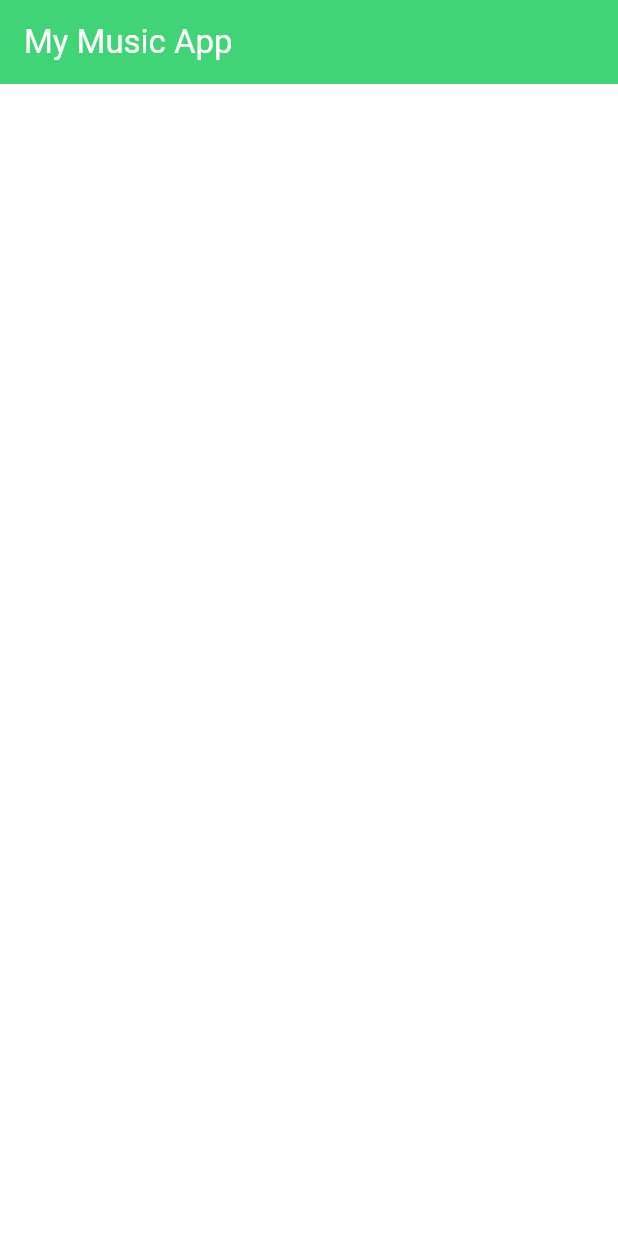
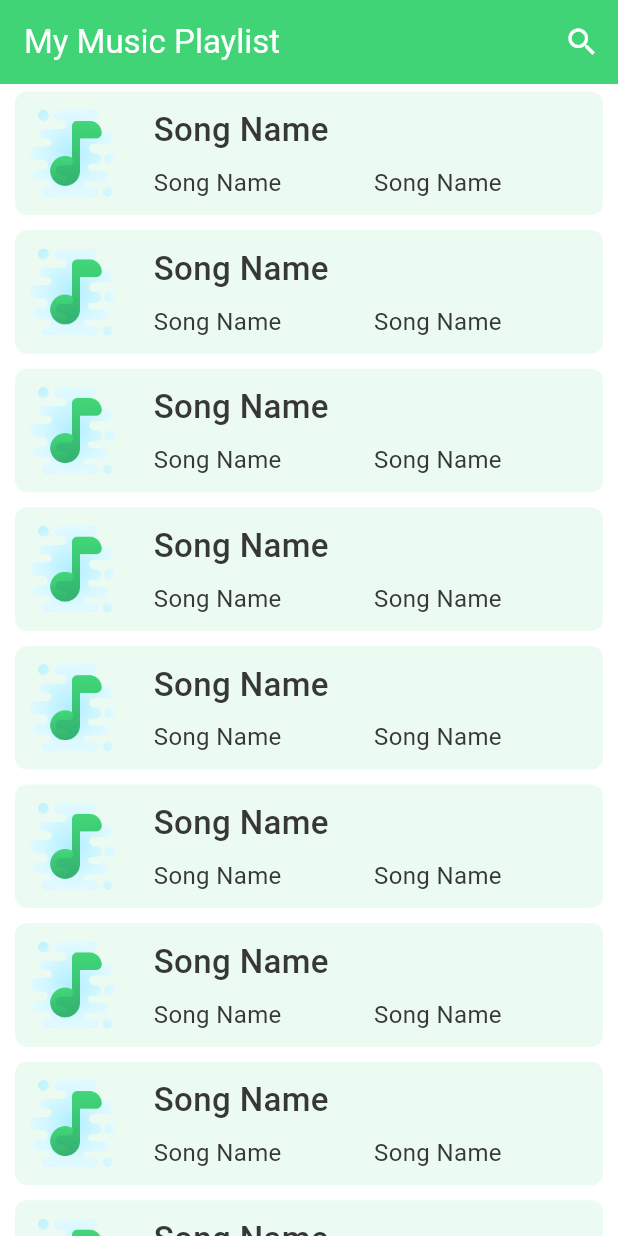
Before and after one commit to SaqibAA/Music_App, a Flutter app: the DashBoard screen opened directly, on a phone screen of 412 x 824 dp. Run offline on Flutter 3.47's test engine with Material 2 defaults, Android fonts, the phone set to English and light mode, and no system bars; our stand-ins replace firebase_auth, firebase_core, intl_phone_field; accounts and stored records are empty.

Commit message:
playlist page design

```diff
--- a/lib/config/app_colors.dart
+++ b/lib/config/app_colors.dart
@@ -20,4 +20,5 @@ class AppColors {
   static const Color whiteColor = Color(0XFFFFFFFF);
   static const Color greyColor = Color(0XFFF5F5F5);
   static const Color lightBlack = Color(0XFF808080);
+  static const Color transparent= Colors.transparent;
 }
--- a/lib/config/app_provider.dart
+++ b/lib/config/app_provider.dart
@@ -6,4 +6,7 @@ List<SingleChildWidget> appProviders = [
   ChangeNotifierProvider<AuthProvider>(
     create: (context) => AuthProvider(),
   ),
+   ChangeNotifierProvider<PlaylistProvider>(
+    create: (context) => PlaylistProvider(),
+  ),
 ];
--- /dev/null
+++ b/lib/features/provider/playlist_provider.dart
@@ -0,0 +1,11 @@
+import 'package:flutter/material.dart';
+
+class PlaylistProvider extends ChangeNotifier {
+  TextEditingController searchController = TextEditingController();
+  bool isSearch = false;
+
+  void setSearch(bool val) {
+    isSearch = val;
+    notifyListeners();
+  }
+}
--- a/lib/features/provider/provider.dart
+++ b/lib/features/provider/provider.dart
@@ -1 +1,2 @@
 export 'auth_provider.dart';
+export 'playlist_provider.dart';
--- a/lib/features/screen/dashboard.dart
+++ b/lib/features/screen/dashboard.dart
@@ -1,14 +1,103 @@
 import 'package:flutter/material.dart';
+import 'package:music_app/architect.dart';
+import 'package:music_app/global.dart';
+import 'package:provider/provider.dart';
 
 class DashBoard extends StatelessWidget {
   const DashBoard({super.key});
 
   @override
   Widget build(BuildContext context) {
-    return Scaffold(
-      appBar: AppBar(
-        title: const Text("My Music App"),
-      ),
-    );
+    return Consumer<PlaylistProvider>(builder: (context, playlist, child) {
+      return Scaffold(
+        appBar: AppBar(
+          title: playlist.isSearch
+              ? TextFormField(
+                  cursorColor: AppColors.whiteColor,
+                  style: textStyle(null, AppColors.whiteColor),
+                  decoration: InputDecoration(
+                    hintText: "Search Song",
+                    hintStyle: textStyle(null, AppColors.whiteColor),
+                    border: const UnderlineInputBorder(
+                        borderSide: BorderSide(color: AppColors.whiteColor)),
+                    enabledBorder: const UnderlineInputBorder(
+                        borderSide: BorderSide(color: AppColors.whiteColor)),
+                    focusedBorder: const UnderlineInputBorder(
+                        borderSide: BorderSide(color: AppColors.whiteColor)),
+                  ),
+                )
+              : const Text("My Music Playlist"),
+          actions: [
+            IconButton(
+                onPressed: () {
+                  if (playlist.isSearch) {
+                    playlist.setSearch(false);
+                  } else {
+                    playlist.setSearch(true);
+                  }
+                },
+                icon: Icon(
+                    playlist.isSearch ? Icons.cancel_rounded : Icons.search))
+          ],
+        ),
+        body: ListView.builder(
+          itemCount: 15,
+          itemBuilder: (context, index) {
+            return InkWell(
+              onTap: () {
+                swithScreenPush(context, const MusicDetails());
+              },
+              child: Container(
+                height: height * 0.1,
+                margin: const EdgeInsets.symmetric(horizontal: 10, vertical: 5),
+                padding:
+                    const EdgeInsets.symmetric(horizontal: 10, vertical: 6),
+                decoration: BoxDecoration(
+                    borderRadius: BorderRadius.circular(8),
+                    color: AppColors.appColorFull.shade100.withOpacity(0.1)),
+                child: Row(
+                  children: [
+                    Image.asset(
+                      "assets/images/icon.png",
+                      height: height * 0.07,
+                      width: height * 0.07,
+                    ),
+                    SizedBox(width: width * 0.06),
+                    Expanded(
+                      child: Column(
+                        crossAxisAlignment: CrossAxisAlignment.start,
+                        mainAxisAlignment: MainAxisAlignment.center,
+                        children: [
+                          Text(
+                            "Song Name",
+                            style: textStyle(22, null, FontWeight.w500),
+                          ),
+                          SizedBox(height: height * 0.01),
+                          Row(
+                            children: [
+                              Expanded(
+                                  child: Text(
+                                "Song Name",
+                                style: textStyle(16),
+                              )),
+                              SizedBox(width: width * 0.01),
+                              Expanded(
+                                  child: Text(
+                                "Song Name",
+                                style: textStyle(16),
+                              )),
+                            ],
+                          )
+                        ],
+                      ),
+                    )
+                  ],
+                ),
+              ),
+            );
+          },
+        ),
+      );
+    });
   }
 }
--- a/lib/features/screen/screen.dart
+++ b/lib/features/screen/screen.dart
@@ -1,3 +1,4 @@
 export './auth/auth.dart';
 export 'dashboard.dart';
 export 'splash_screen.dart';
+export 'music_details.dart';
--- a/lib/global.dart
+++ b/lib/global.dart
@@ -1,8 +1,16 @@
 import 'package:flutter/material.dart';
 import 'package:flutter/services.dart';
+import 'package:music_app/architect.dart';
 
 double width = 0;
 double height = 0;
+
+TextStyle textStyle([double? size, Color? color, FontWeight? weight]) {
+  return TextStyle(
+      fontSize: size ?? 14,
+      color: color ?? AppColors.blackColor,
+      fontWeight: weight ?? FontWeight.normal);
+}
 
 systemUi(Color color) {
   SystemChrome.setSystemUIOverlayStyle(
@@ -13,3 +21,14 @@ systemUi(Color color) {
         systemNavigationBarDividerColor: Colors.grey.shade200),
   );
 }
+
+swithScreenPush(context, screen) {
+  return Navigator.push(
+    context,
+    PageRouteBuilder(
+      pageBuilder: (context, _, __) => screen,
+      transitionDuration: Duration.zero,
+      reverseTransitionDuration: Duration.zero,
+    ),
+  );
+}
--- a/lib/main.dart
+++ b/lib/main.dart
@@ -39,6 +39,7 @@ class MyApp extends StatelessWidget {
           colorScheme: ColorScheme.fromSeed(seedColor: AppColors.appColor),
           scaffoldBackgroundColor: AppColors.whiteColor,
           appBarTheme: AppBarTheme(
+            surfaceTintColor: AppColors.transparent,
               backgroundColor: AppColors.appColor,
               foregroundColor: AppColors.whiteColor,
               systemOverlayStyle: SystemUiOverlayStyle(
@@ -68,6 +69,7 @@ class MyApp extends StatelessWidget {
           useMaterial3: true,
         ),
         home: const SplashScreen(),
-    ),);
+      ),
+    );
   }
 }
--- a/pubspec.yaml
+++ b/pubspec.yaml
@@ -39,6 +39,7 @@ dependencies:
   firebase_auth: ^4.12.1
   intl_phone_field: ^3.2.0
   provider: ^6.0.5
+  audioplayers: ^5.2.0
 
 dev_dependencies:
   flutter_test:
```
Also changed, not shown: lib/features/screen/music_details.dart (added, +33 -0 lines), pubspec.lock, 6 other files. Lines whose indentation alone changed are shown as unchanged.
